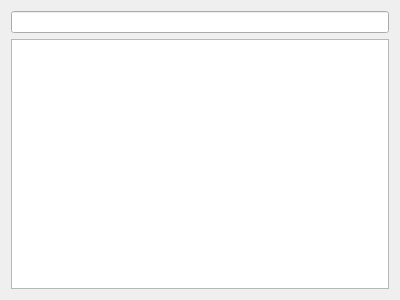
This is plugins/menu/recent-files-overview.ui in openeuler-mirror/kiran-shell as Qt 5 draws it before an edit. The edited form follows.
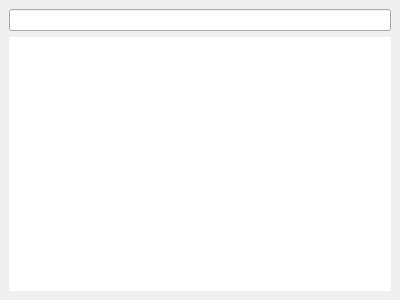
This is the edited form. Custom widgets are drawn as their Qt base class.

```diff
--- a/plugins/menu/recent-files-overview.ui
+++ b/plugins/menu/recent-files-overview.ui
@@ -14,11 +14,32 @@
    <string>Form</string>
   </property>
   <layout class="QVBoxLayout" name="verticalLayout">
+   <property name="spacing">
+    <number>0</number>
+   </property>
+   <property name="leftMargin">
+    <number>0</number>
+   </property>
+   <property name="topMargin">
+    <number>0</number>
+   </property>
+   <property name="rightMargin">
+    <number>0</number>
+   </property>
+   <property name="bottomMargin">
+    <number>0</number>
+   </property>
+   <item>
+    <widget class="KiranColorBlock" name="widget" native="true">
+     <layout class="QVBoxLayout" name="verticalLayout_2">
    <item>
     <widget class="KiranSearchBox" name="m_lineEditSearch"/>
    </item>
    <item>
-    <widget class="QTreeWidget" name="m_treeWidgetShowFiles">
+       <widget class="StyledTreeWidget" name="m_treeWidgetShowFiles">
+        <property name="frameShape">
+         <enum>QFrame::NoFrame</enum>
+        </property>
      <property name="headerHidden">
       <bool>true</bool>
      </property>
@@ -34,12 +55,26 @@
    </item>
   </layout>
  </widget>
+   </item>
+  </layout>
+ </widget>
  <customwidgets>
+  <customwidget>
+   <class>KiranColorBlock</class>
+   <extends>QWidget</extends>
+   <header>kiran-color-block.h</header>
+   <container>1</container>
+  </customwidget>
   <customwidget>
    <class>KiranSearchBox</class>
    <extends>QLineEdit</extends>
    <header>kiran-search-box.h</header>
   </customwidget>
+  <customwidget>
+   <class>StyledTreeWidget</class>
+   <extends>QTreeWidget</extends>
+   <header>styled-tree-widget.h</header>
+  </customwidget>
  </customwidgets>
  <resources/>
  <connections/>
```
Lines whose indentation alone changed are shown as unchanged.
